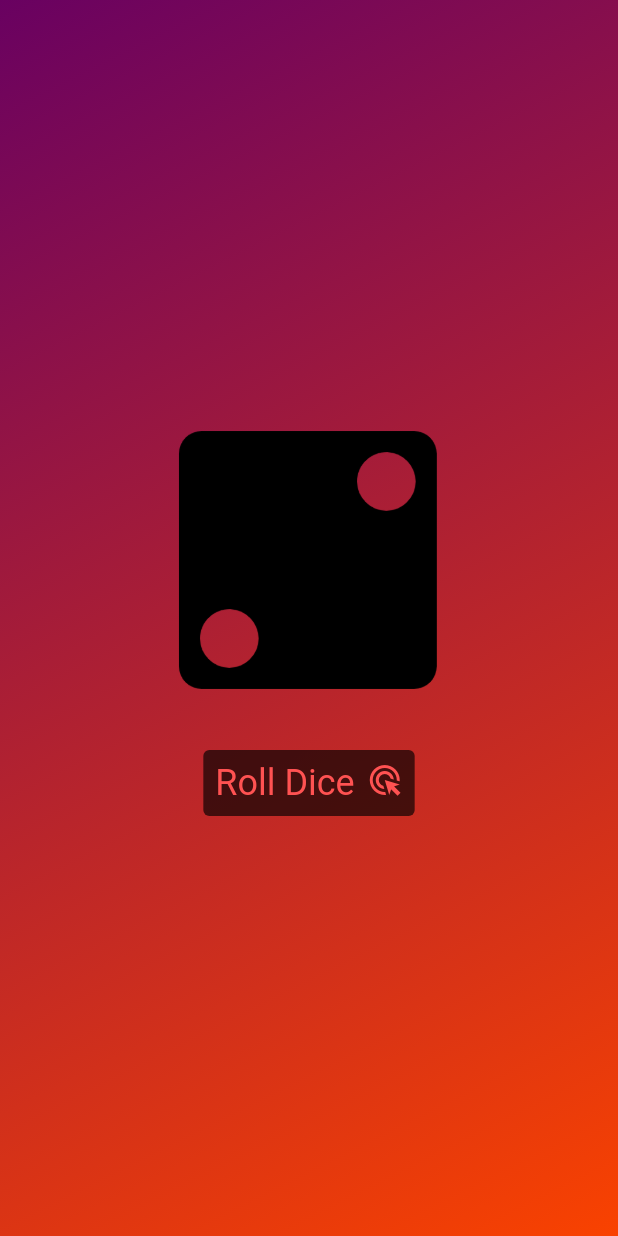
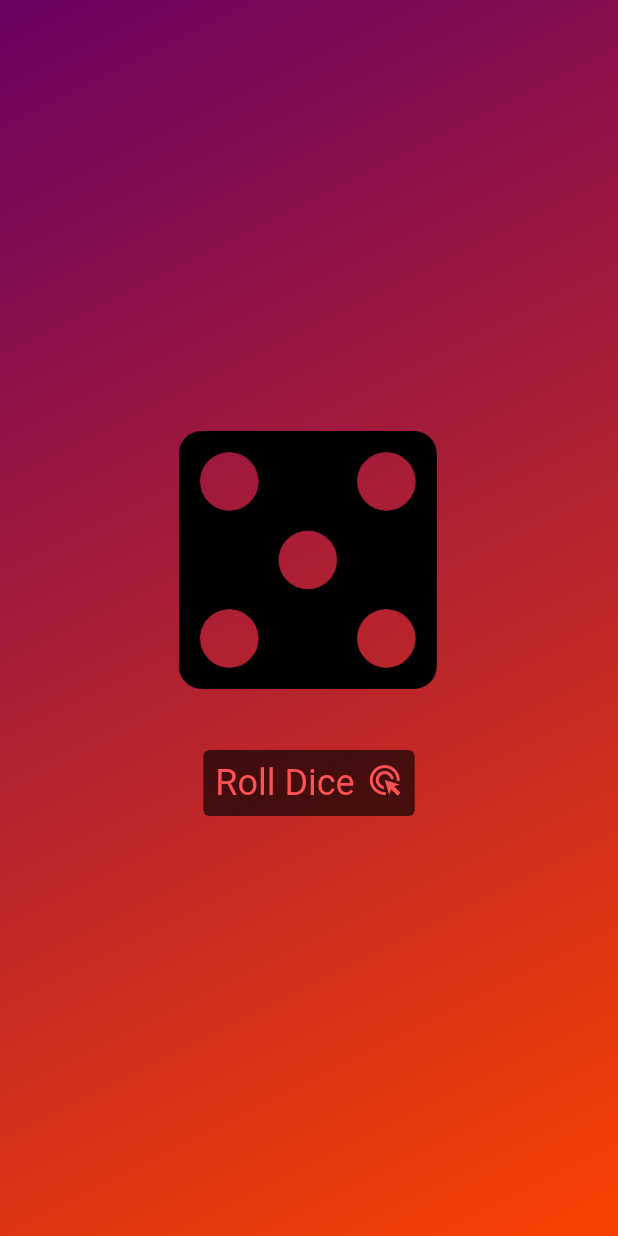
Before and after one commit to Emrullah8/dart_roll_dice, a Flutter app: the screen it shows after launch, on a phone screen of 412 x 824 dp. Run offline on Flutter 3.47's test engine with Material 2 defaults, Android fonts, the phone set to English and light mode, and no system bars.

```diff
--- a/lib/dice_roller.dart
+++ b/lib/dice_roller.dart
@@ -14,7 +14,8 @@ class DiceRoller extends StatefulWidget {
 }
 
 class _DiceRollerState extends State<DiceRoller> {
-  var currentDiceRoll = 2;
+//  var currentDiceRoll = 2; //Açılışta zar 2yi gösterecek
+var currentDiceRoll = Random().nextInt(6) + 1; // Açılışta zar random sayı gösterecek
 
   void rollDice() {
     setState(() {
```
